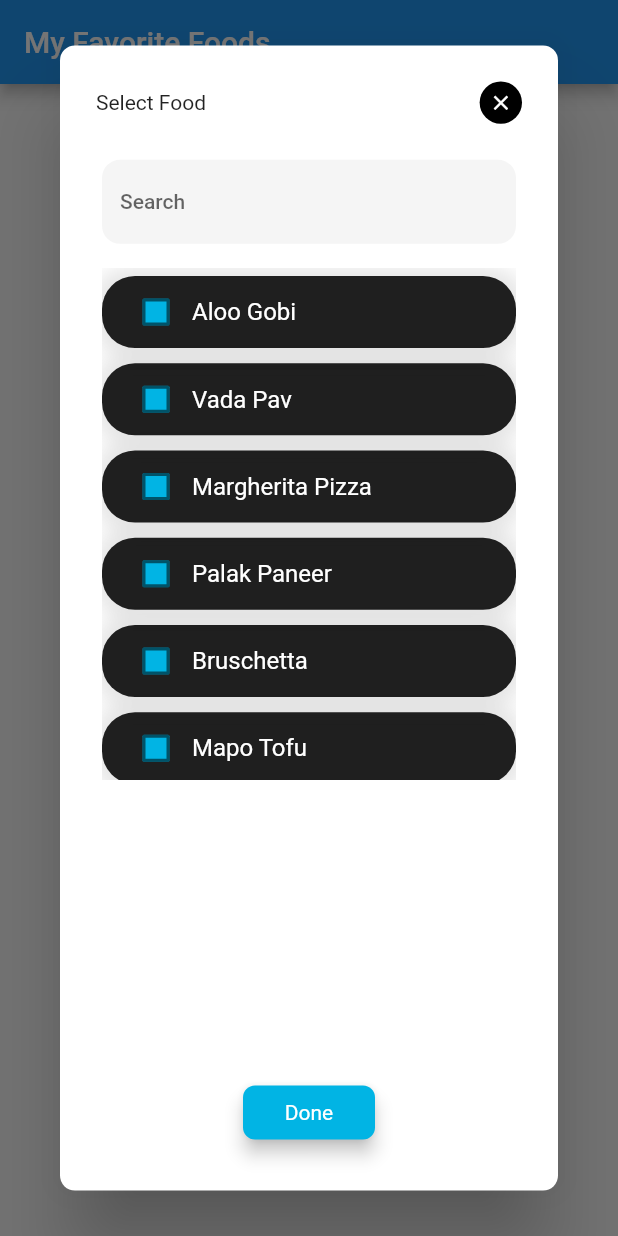
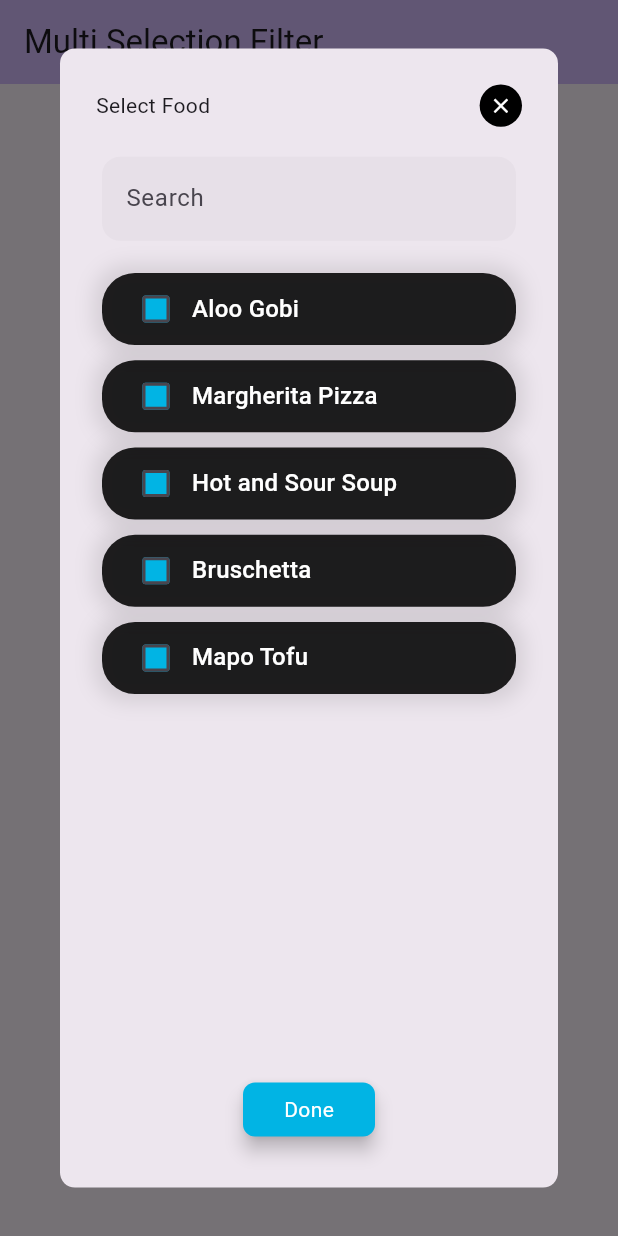
Before and after one commit to solguruz/multi_selection_filter, a Flutter app: the screen it shows after launch, after a tap on "Filter Food items", on a phone screen of 412 x 824 dp. Run offline on Flutter 3.47's test engine with Material 2 defaults, Android fonts, the phone set to English and light mode, and no system bars.

Commit message:
feat: making example code better - using single file for example

```diff
--- a/example/lib/main.dart
+++ b/example/lib/main.dart
@@ -1,11 +1,5 @@
-import 'dart:math';
-
 import 'package:flutter/material.dart';
 import 'package:multi_selection_filter/multi_selection_filter.dart';
-
-import 'constants/app_constants.dart';
-import 'helper/helper.dart';
-import 'models/food_item_model.dart';
 
 void main() {
   runApp(const MyApp());
@@ -17,9 +11,10 @@ class MyApp extends StatelessWidget {
   @override
   Widget build(BuildContext context) {
     return MaterialApp(
-      title: AppConstants.appName,
+      title: "My Favorite Foods",
       theme: ThemeData(
-        primarySwatch: Colors.blue,
+        colorScheme: ColorScheme.fromSeed(seedColor: Colors.deepPurple),
+        useMaterial3: true,
       ),
       debugShowCheckedModeBanner: false,
       home: const MyHomePage(),
@@ -35,21 +30,25 @@ class MyHomePage extends StatefulWidget {
 }
 
 class _MyHomePageState extends State<MyHomePage> {
-  List<FoodItemModel> foodItems = [];
+  Map<String, bool> foodItems = {};
 
   @override
   void initState() {
-    initFoodItems();
+    foodItems.putIfAbsent("Aloo Gobi", () => false);
+    foodItems.putIfAbsent("Margherita Pizza", () => false);
+    foodItems.putIfAbsent("Hot and Sour Soup", () => false);
+    foodItems.putIfAbsent("Bruschetta", () => false);
+    foodItems.putIfAbsent("Mapo Tofu", () => false);
+
     super.initState();
   }
 
   @override
   Widget build(BuildContext context) {
-    List<FoodItemModel> selectedFoodItems =
-        foodItems.where((foodItem) => foodItem.isSelected).toList();
     return Scaffold(
       appBar: AppBar(
-        title: const Text(AppConstants.appName),
+        backgroundColor: Theme.of(context).colorScheme.inversePrimary,
+        title: const Text("Multi Selection Filter"),
       ),
       body: Column(
         children: [
@@ -57,8 +56,8 @@ class _MyHomePageState extends State<MyHomePage> {
           _buildFilterWidget(),
           const SizedBox(height: 20),
           Expanded(
-            child: selectedFoodItems.isNotEmpty
-                ? _buildSelectedFoodChip(selectedFoodItems)
+            child: foodItems.values.contains(true)
+                ? _buildSelectedFoodChip()
                 : _buildNoFoodSelected(context),
           ),
         ],
@@ -70,30 +69,29 @@ class _MyHomePageState extends State<MyHomePage> {
     return Align(
       alignment: Alignment.topCenter,
       child: MultiSelectionFilter(
-        title: AppConstants.titleSelectFood,
-        textListToShow: foodItems.map((foodItem) => foodItem.foodName).toList(),
-        selectedList: foodItems.map((foodItem) => foodItem.isSelected).toList(),
-        okButtonText: AppConstants.ok,
-        accentColor: randomColors[4],
+        title: "Select Food",
+        textListToShow: foodItems.keys.toList(),
+        selectedList: foodItems.values.toList(),
+        okButtonText: "Ok",
+        accentColor: const Color(0xFF01b4e4),
         checkboxTitleBG: Colors.black87,
         checkboxCheckColor: Colors.white,
         checkboxTitleTextColor: Colors.white,
-        doneButtonBG: randomColors[4],
+        doneButtonBG: const Color(0xFF01b4e4),
         doneButtonTextColor: Colors.white,
-        onOkPress: () {
-          Navigator.pop(context);
-        },
-        onCheckboxTap: (name, index, isChecked) {
+        onOkPress: () => Navigator.pop(context),
+        onCheckboxTap: (key, index, isChecked) {
           setState(() {
-            foodItems[index].isSelected = isChecked;
+            foodItems[key] = isChecked;
           });
         },
         child: Padding(
           padding: const EdgeInsets.all(8.0),
           child: Card(
             shape: const RoundedRectangleBorder(
-                borderRadius: BorderRadius.all(Radius.circular(8))),
-            color: randomColors[6],
+              borderRadius: BorderRadius.all(Radius.circular(8)),
+            ),
+            color: Colors.blueGrey.shade700,
             elevation: 4,
             child: const Padding(
               padding: EdgeInsets.all(8.0),
@@ -101,12 +99,16 @@ class _MyHomePageState extends State<MyHomePage> {
                 mainAxisAlignment: MainAxisAlignment.end,
                 mainAxisSize: MainAxisSize.min,
                 children: [
-                  Text(AppConstants.filterFoodItems),
+                  Text(
+                    "Filter Food items",
+                    style: TextStyle(
+                        color: Colors.white, fontWeight: FontWeight.w600),
+                  ),
                   SizedBox(width: 16),
                   Icon(
                     Icons.fastfood_rounded,
                     size: 30,
-                    color: Colors.black,
+                    color: Colors.white,
                   ),
                 ],
               ),
@@ -117,73 +119,44 @@ class _MyHomePageState extends State<MyHomePage> {
     );
   }
 
-  Widget _buildSelectedFoodChip(List<FoodItemModel> selectedFoodItems) {
-    return SingleChildScrollView(
-      child: Wrap(
-        spacing: 12,
-        children: List<Widget>.generate(selectedFoodItems.length, (int index) {
+  Widget _buildSelectedFoodChip() {
+    var selectedFoodItems = foodItems.entries.where((element) => element.value);
+    return ListView.builder(
+      itemCount: selectedFoodItems.length,
+      itemBuilder: (context, index) {
         return Chip(
           onDeleted: () => setState(() {
-              selectedFoodItems[index].isSelected = false;
+            foodItems[selectedFoodItems.toList()[index].key] = false;
           }),
+          backgroundColor: const Color(0xFFFDCB47),
           labelPadding: const EdgeInsets.only(right: 5),
-            shape: RoundedRectangleBorder(
-              side: BorderSide(
-                color: selectedFoodItems[index].labelColor,
+          label: SizedBox(
+            width: MediaQuery.of(context).size.width / 2,
+            child: Text(
+              selectedFoodItems.toList()[index].key,
+              style: const TextStyle(
+                color: Colors.black,
               ),
-              borderRadius: BorderRadius.circular(5.0),
-            ),
-            label: Text(
-              selectedFoodItems[index].foodName,
-              style: const TextStyle(
-                color: Colors.white,
             ),
           ),
           deleteIcon: const Icon(
             Icons.close,
             size: 20,
-              color: Colors.white,
+            color: Colors.black,
           ),
-            backgroundColor: selectedFoodItems[index].labelColor,
         );
-        }).toList(),
-      ),
+      },
     );
   }
 
   Widget _buildNoFoodSelected(BuildContext context) {
     return Center(
         child: Text(
-      AppConstants.selectFoodItem,
+      "Please select Food item",
       style: Theme.of(context)
           .textTheme
           .headlineSmall!
           .copyWith(color: Colors.black54),
     ));
   }
-
-  void initFoodItems() {
-    foodItems.add(FoodItemModel('Aloo Gobi', false,
-        randomColors[Random().nextInt(randomColors.length)]));
-    foodItems.add(FoodItemModel('Vada Pav', false,
-        randomColors[Random().nextInt(randomColors.length)]));
-    foodItems.add(FoodItemModel('Margherita Pizza', false,
-        randomColors[Random().nextInt(randomColors.length)]));
-    foodItems.add(FoodItemModel('Palak Paneer', false,
-        randomColors[Random().nextInt(randomColors.length)]));
-    foodItems.add(FoodItemModel('Bruschetta', false,
-        randomColors[Random().nextInt(randomColors.length)]));
-    foodItems.add(FoodItemModel('Mapo Tofu', false,
-        randomColors[Random().nextInt(randomColors.length)]));
-    foodItems.add(FoodItemModel('Chow Mein', false,
-        randomColors[Random().nextInt(randomColors.length)]));
-    foodItems.add(FoodItemModel('Sweet Potato Fries', false,
-        randomColors[Random().nextInt(randomColors.length)]));
-    foodItems.add(FoodItemModel('French Fried', false,
-        randomColors[Random().nextInt(randomColors.length)]));
-    foodItems.add(FoodItemModel('Hot and Sour Soup', false,
-        randomColors[Random().nextInt(randomColors.length)]));
-    foodItems.add(FoodItemModel('Caprese salad', false,
-        randomColors[Random().nextInt(randomColors.length)]));
 }
-}
```
Lines whose indentation alone changed are shown as unchanged.
